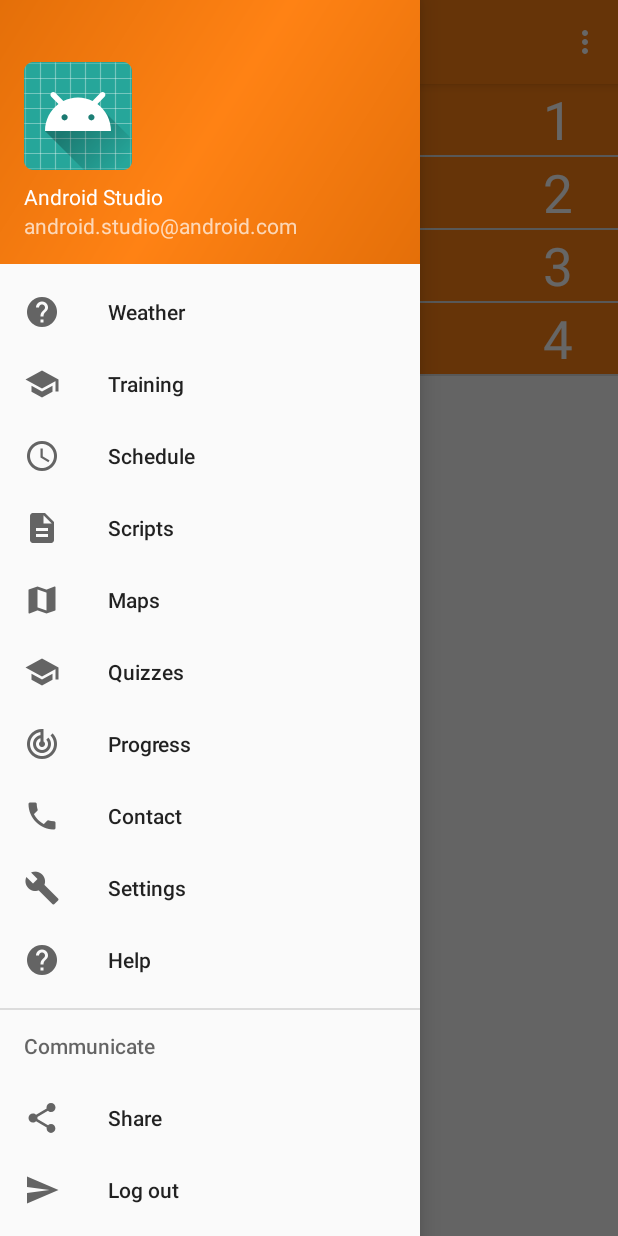
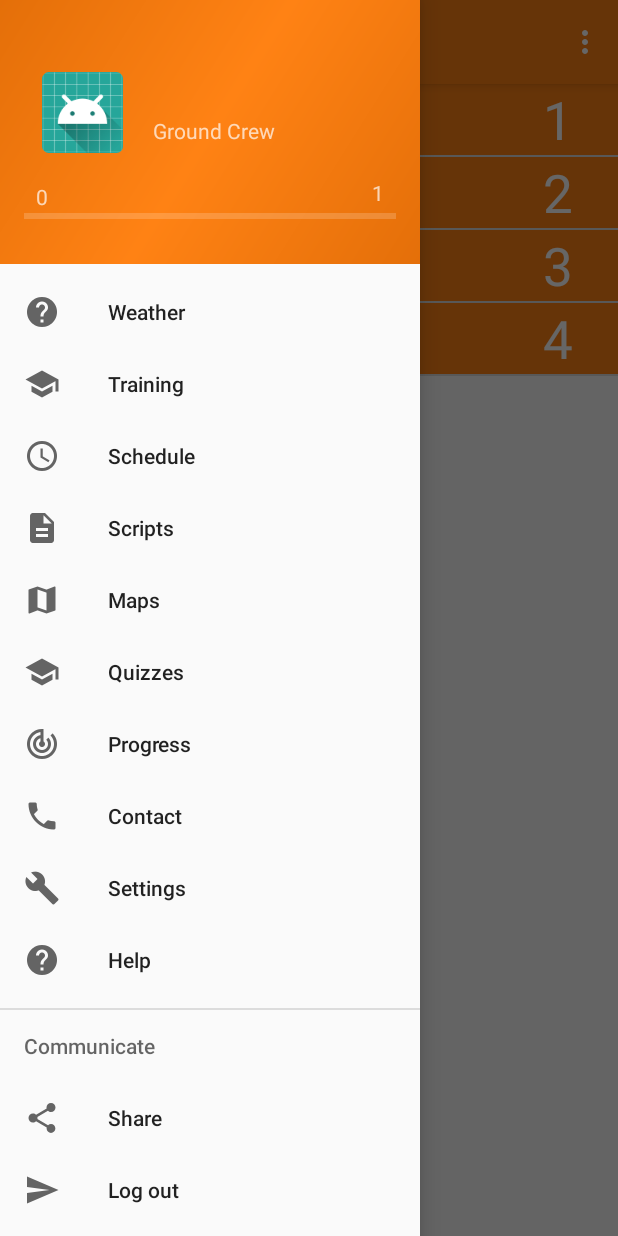
Before and after one commit to Leon-Wilson/bts_tour_app, an Android app: the fragment frag_script placed in its activity, with the side drawer open, on a phone screen of 412 x 824 dp. Run offline under Robolectric (Android 15) with nearby library versions, the phone set to English and light mode, and no system bars; our stand-ins replace Firebase (no records; nobody signed in at launch, a user with empty details on screens opened directly).

```diff
--- a/bts/app/src/main/java/wlsn/programs/com/bts/frag_script.java
+++ b/bts/app/src/main/java/wlsn/programs/com/bts/frag_script.java
@@ -61,7 +61,10 @@ public class frag_script extends Fragment {
         {
            buildings.add("building" + String.valueOf(i));
         }
-
+        if (current_user.getData().getScripts().length == 1)
+        {
+            current_user.getData().Load();
+        }
         for(int i = 0; i < current_user.getData().getScripts().length;i++)
         {
             script temp_script = current_user.getData().getScripts()[i];
@@ -84,6 +87,7 @@ public class frag_script extends Fragment {
                     break;
             }
         }
+
 
         for(int i = 0; i < buildings.size(); i++)
         {
--- a/bts/app/src/main/java/wlsn/programs/com/bts/main.java
+++ b/bts/app/src/main/java/wlsn/programs/com/bts/main.java
@@ -1,6 +1,7 @@
 package wlsn.programs.com.bts;
 
 import android.os.Bundle;
+import android.support.constraint.ConstraintLayout;
 import android.support.design.widget.FloatingActionButton;
 import android.support.design.widget.Snackbar;
 import android.support.v4.app.Fragment;
@@ -15,6 +16,7 @@ import android.support.v7.app.AppCompatActivity;
 import android.support.v7.widget.Toolbar;
 import android.view.Menu;
 import android.view.MenuItem;
+import android.widget.TextView;
 
 import com.google.firebase.auth.FirebaseAuth;
 import com.google.firebase.auth.FirebaseUser;
@@ -41,7 +43,7 @@ public class main extends AppCompatActivity
         {
             firebase_user = mAuth.getCurrentUser();
             if(firebase_user != null) {
-                user t = user.getInstance(firebase_user.getUid());
+                current_user = user.getInstance(firebase_user.getUid());
             }
         }
         DrawerLayout drawer = (DrawerLayout) findViewById(R.id.drawer_layout);
@@ -51,7 +53,20 @@ public class main extends AppCompatActivity
         toggle.syncState();
 
         NavigationView navigationView = (NavigationView) findViewById(R.id.nav_view);
+
         navigationView.setNavigationItemSelectedListener(this);
+
+        View nav_header = navigationView.getHeaderView(0);
+        TextView user_name = nav_header.findViewById(R.id.nav_user_name);
+        TextView user_level_name = nav_header.findViewById(R.id.nav_user_level_name);
+        TextView current_level = nav_header.findViewById(R.id.nav_level);
+        TextView next_level = nav_header.findViewById(R.id.nav_next_level);
+
+        user_name.setText(current_user.getName());
+        user_level_name.setText(current_user.getStats().level_name);
+        current_level.setText(String.valueOf(current_user.getStats().current_level));
+        next_level.setText(String.valueOf(current_user.getStats().current_level + 1));
+
 
         Bundle extras = getIntent().getExtras();
         if(extras != null)
--- a/bts/app/src/main/res/layout/nav_header_main.xml
+++ b/bts/app/src/main/res/layout/nav_header_main.xml
@@ -1,6 +1,8 @@
 <?xml version="1.0" encoding="utf-8"?>
-<LinearLayout xmlns:android="http://schemas.android.com/apk/res/android"
+<android.support.constraint.ConstraintLayout xmlns:android="http://schemas.android.com/apk/res/android"
     xmlns:app="http://schemas.android.com/apk/res-auto"
+    xmlns:tools="http://schemas.android.com/tools"
+    android:id="@+id/nav_header"
     android:layout_width="match_parent"
     android:layout_height="@dimen/nav_header_height"
     android:background="@drawable/side_nav_bar"
@@ -10,26 +12,75 @@
     android:paddingLeft="@dimen/activity_horizontal_margin"
     android:paddingRight="@dimen/activity_horizontal_margin"
     android:paddingTop="@dimen/activity_vertical_margin"
-    android:theme="@style/ThemeOverlay.AppCompat.Dark">
+    android:theme="@style/ThemeOverlay.AppCompat.Dark"
+    tools:layout_editor_absoluteY="81dp">
 
     <ImageView
-        android:id="@+id/imageView"
-        android:layout_width="wrap_content"
-        android:layout_height="wrap_content"
+        android:id="@+id/nav_user_image"
+        android:layout_width="62dp"
+        android:layout_height="62dp"
+        android:layout_marginStart="8dp"
+        android:layout_marginTop="24dp"
         android:paddingTop="@dimen/nav_header_vertical_spacing"
+        app:layout_constraintStart_toStartOf="parent"
+        app:layout_constraintTop_toTopOf="parent"
         app:srcCompat="@mipmap/ic_launcher_round" />
 
     <TextView
-        android:layout_width="match_parent"
+        android:id="@+id/nav_user_name"
+        android:layout_width="108dp"
         android:layout_height="wrap_content"
+        android:layout_marginStart="8dp"
+        android:layout_marginTop="6dp"
         android:paddingTop="@dimen/nav_header_vertical_spacing"
         android:text="Android Studio"
-        android:textAppearance="@style/TextAppearance.AppCompat.Body1" />
+        android:textAppearance="@style/TextAppearance.AppCompat.Body1"
+        app:layout_constraintStart_toEndOf="@+id/nav_user_image"
+        app:layout_constraintTop_toTopOf="@+id/nav_user_image" />
 
     <TextView
-        android:id="@+id/textView"
+        android:id="@+id/nav_user_level_name"
         android:layout_width="wrap_content"
         android:layout_height="wrap_content"
-        android:text="android.studio@android.com" />
+        android:layout_marginEnd="8dp"
+        android:layout_marginStart="8dp"
+        android:layout_marginTop="4dp"
+        android:text="android.studio@android.com"
+        app:layout_constraintEnd_toEndOf="parent"
+        app:layout_constraintHorizontal_bias="0.0"
+        app:layout_constraintStart_toStartOf="@+id/nav_user_name"
+        app:layout_constraintTop_toBottomOf="@+id/nav_user_name" />
 
-</LinearLayout>
+    <ProgressBar
+        android:id="@+id/nav_user_progress"
+        style="?android:attr/progressBarStyleHorizontal"
+        android:layout_width="336dp"
+        android:layout_height="wrap_content"
+        android:layout_marginBottom="8dp"
+        android:layout_marginEnd="8dp"
+        android:layout_marginStart="8dp"
+        app:layout_constraintBottom_toBottomOf="parent"
+        app:layout_constraintEnd_toEndOf="parent"
+        app:layout_constraintStart_toStartOf="parent" />
+
+    <TextView
+        android:id="@+id/nav_level"
+        android:layout_width="wrap_content"
+        android:layout_height="wrap_content"
+        android:layout_marginBottom="11dp"
+        android:layout_marginStart="8dp"
+        android:text="TextView"
+        app:layout_constraintBottom_toBottomOf="@+id/nav_user_progress"
+        app:layout_constraintStart_toStartOf="parent" />
+
+    <TextView
+        android:id="@+id/nav_next_level"
+        android:layout_width="wrap_content"
+        android:layout_height="wrap_content"
+        android:layout_marginBottom="14dp"
+        android:layout_marginEnd="8dp"
+        android:text="TextView"
+        app:layout_constraintBottom_toBottomOf="@+id/nav_user_progress"
+        app:layout_constraintEnd_toEndOf="parent" />
+
+</android.support.constraint.ConstraintLayout>
```
